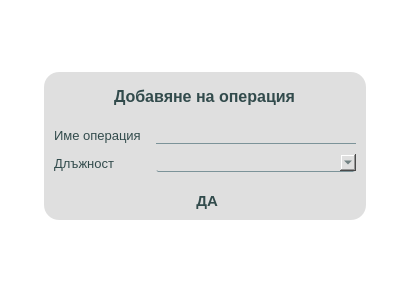
DevilPhp/WorkSalary.v01, file app/ui/widgets/customAddOperationDialog.ui: the form before one commit.
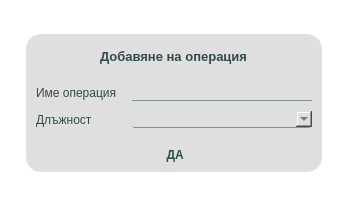
The form after the commit. Icons and pictures are not drawn.

The edit to the form file:
```diff
--- a/app/ui/widgets/customAddOperationDialog.ui
+++ b/app/ui/widgets/customAddOperationDialog.ui
@@ -6,8 +6,8 @@
    <rect>
     <x>0</x>
     <y>0</y>
-    <width>410</width>
-    <height>292</height>
+    <width>348</width>
+    <height>207</height>
    </rect>
   </property>
   <property name="sizePolicy">
@@ -30,7 +30,7 @@
   </property>
   <property name="styleSheet">
    <string notr="true">*{
-	font: 600 11pt &quot;Segoe UI&quot;;
+	font: 600 9pt &quot;Segoe UI&quot;;
 	border: none;
 	background-color: #dfdfdf;
 	padding: 0;
@@ -50,7 +50,7 @@
 
 QLineEdit, QDateEdit{
 	border: none;
-	font-size: 10pt;
+	font-size: 9pt;
 	border-bottom: 1px solid #7c9399;
 }
 
@@ -62,8 +62,8 @@
 
 QComboBox::drop-down{
 	image: url(':/icons/app/assets/icons/Alt-Arrow-Down--Streamline-Solar-Broken.svg');
-	width: 18px;
-	height: 18px;
+	width: 16px;
+	height: 16px;
 }
 
 QComboBox:hover{
@@ -74,13 +74,13 @@
 }
 QComboBox::item:selected{
 	color: #2b2b2c;
-	font: 900 10.5pt &quot;Segoe UI&quot;;
+	font: 700 9pt &quot;Segoe UI&quot;;
 	border-radius: 0px;
 }
 QComboBox::item{
 	color: #324b4c;
-	font: 700 10pt &quot;Segoe UI&quot;;
-	height: 11px;  
+	font: 600 9pt &quot;Segoe UI&quot;;
+	height: 10px;  
 	border: 4px solid transparent;
 	padding: 0px 8px 0px 8px;
 }
@@ -95,11 +95,11 @@
 }
 
 #widget * {
-	font-size: 10pt;
+	font-size: 9pt;
 }
 
 #dialogTitle {
-	font-size: 12pt;
+	font-size: 10pt;
 	font-weight: 700;
 }
 #yesBtn {
@@ -258,7 +258,7 @@
             <widget class="QLineEdit" name="operationNameLineEdit">
              <property name="minimumSize">
               <size>
-               <width>200</width>
+               <width>180</width>
                <height>0</height>
               </size>
              </property>
@@ -283,7 +283,7 @@
         <property name="font">
          <font>
           <family>Segoe UI</family>
-          <pointsize>11</pointsize>
+          <pointsize>9</pointsize>
           <italic>false</italic>
           <bold>true</bold>
          </font>
@@ -309,7 +309,7 @@
            <property name="font">
             <font>
              <family>Segoe UI</family>
-             <pointsize>11</pointsize>
+             <pointsize>9</pointsize>
              <italic>false</italic>
              <bold>true</bold>
             </font>
@@ -326,8 +326,8 @@
            </property>
            <property name="iconSize">
             <size>
-             <width>32</width>
-             <height>32</height>
+             <width>22</width>
+             <height>22</height>
             </size>
            </property>
           </widget>
```
Left out of the diff: 2 changed lines with no effect on the pictures.
